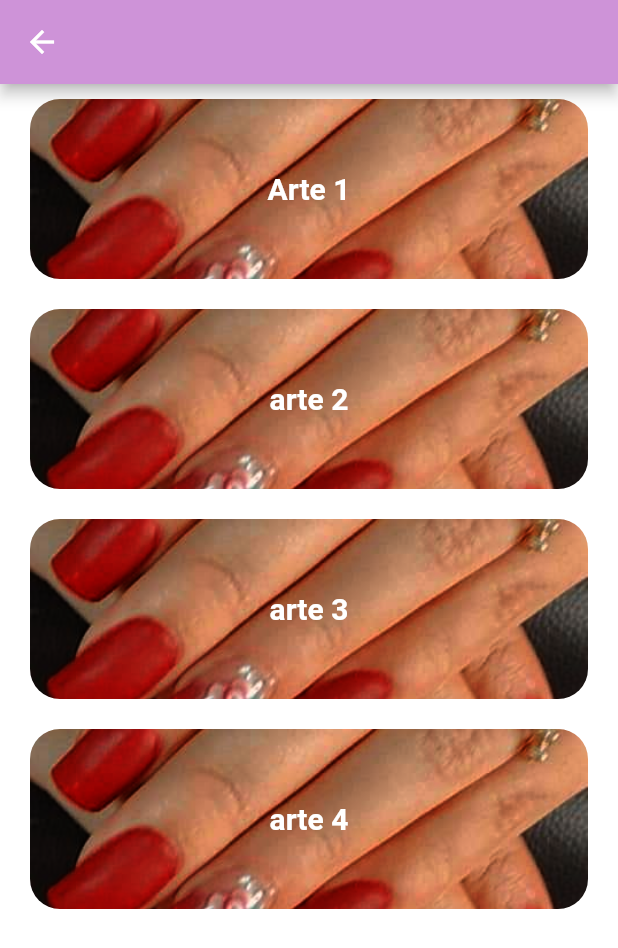
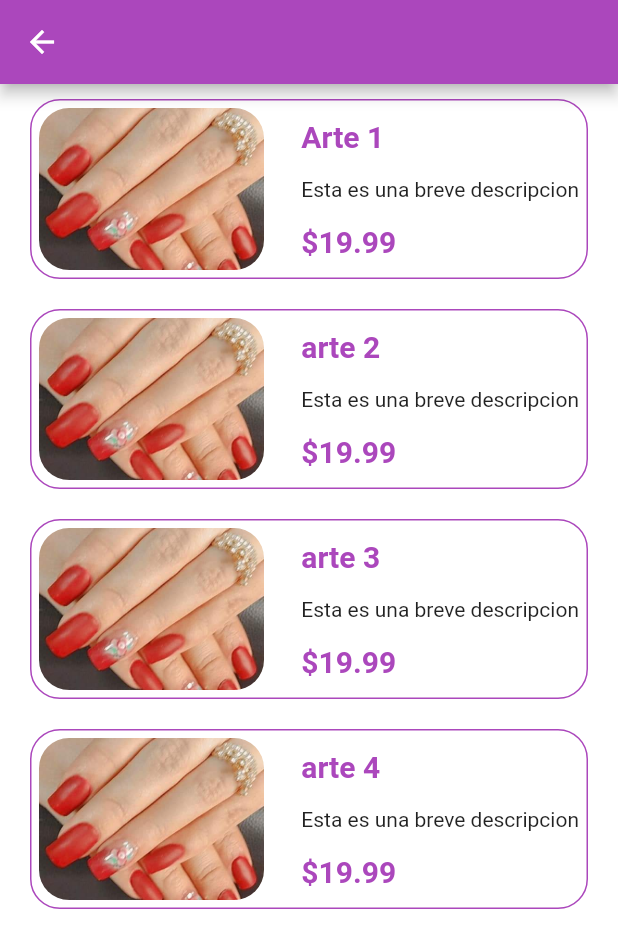
Before and after one commit to ronix1020/marsey_nails, a Flutter app: the CategoriaPage screen opened directly with empty values, on a phone screen of 412 x 824 dp. Shown: the top 948 px of the screen. Run offline on Flutter 3.47's test engine with Material 2 defaults, Android fonts, the phone set to English and light mode, and no system bars.

Commit message:
Widget de productos nuevo

```diff
--- a/lib/main.dart
+++ b/lib/main.dart
@@ -25,7 +25,7 @@ class MyApp extends StatelessWidget {
         var routes = <String, WidgetBuilder>{
           "categoria" : ( _ ) => CategoriaPage(settings.arguments),
           "inicio"    : ( _ ) => InicioPage(),
-          "/"         : ( _ ) => TutoPage(),
+          "/"         : ( _ ) => TutoPage()
         };
         WidgetBuilder builder = routes[settings.name];
         return MaterialPageRoute(builder: ( _ ) => builder( _ ));
--- a/lib/pages/categoria_page.dart
+++ b/lib/pages/categoria_page.dart
@@ -1,6 +1,7 @@
 import 'package:flutter/material.dart';
 import 'package:flutter/rendering.dart';
 import 'package:marsey_nails/widgets/card_generator_widget.dart';
+import 'package:marsey_nails/widgets/card_generator_widget_products.dart';
 
 class CategoriaPage extends StatelessWidget {
   final String categoria;
@@ -21,7 +22,7 @@ class CategoriaPage extends StatelessWidget {
   Widget build(BuildContext context) {
     return Scaffold(
       appBar: AppBar(
-        backgroundColor: Colors.purple[200],
+        backgroundColor: Colors.purple[400],
         title: Text(categoria),
       ),
       body: Stack(
@@ -30,11 +31,13 @@ class CategoriaPage extends StatelessWidget {
           // Construimos la lista de los servicios
           ListView.builder(
             itemBuilder: (context, index) {
-              return WidgetCard(
+              return WidgetProducts(
                 //enviamos la lista al widget card que generamos
                 imagen: listaServicios[index]['image'],
-                texto: listaServicios[index]['nombreServicio'],
-                colorText: Colors.white,
+                titulo: listaServicios[index]['nombreServicio'],
+                descripcion: 'Esta es una breve descripcion',
+                precio: 19.99,
+                colorTitulo: Colors.purple[400]
               );
             },
             itemCount: listaServicios.length,
--- /dev/null
+++ b/lib/widgets/card_generator_widget_products.dart
@@ -0,0 +1,69 @@
+import 'package:flutter/material.dart';
+
+class WidgetProducts extends StatelessWidget {
+  const WidgetProducts({
+    @required this.titulo,
+    @required this.imagen,
+    @required this.precio,
+    this.descripcion,
+    this.colorDescripcion,
+    this.colorTitulo,
+  });
+
+  final String titulo, descripcion, imagen;
+  final double precio;
+  final Color colorTitulo, colorDescripcion;
+
+  @override
+  Widget build(BuildContext context) {
+    return Container(
+      padding: EdgeInsets.all(5.0),
+      height: 120.0,
+      margin: EdgeInsets.symmetric(horizontal: 20.0, vertical: 10.0),
+      decoration: BoxDecoration(
+        border: Border.all(color: Colors.purple[400]),
+        borderRadius: BorderRadius.circular(20.0),
+      ),
+      child: Row(
+        mainAxisAlignment: MainAxisAlignment.spaceBetween,
+        children: <Widget>[
+          Container(
+            height: double.maxFinite,
+            width: 150.0,
+            decoration: BoxDecoration(
+              borderRadius: BorderRadius.circular(20.0),
+              image: DecorationImage(
+                image: AssetImage("assets/images/$imagen.jpeg"),
+                fit: BoxFit.cover,
+              ),
+            ),
+          ),
+          Container(
+            child: Column(
+              mainAxisAlignment: MainAxisAlignment.spaceAround,
+              crossAxisAlignment: CrossAxisAlignment.start,
+              children: [
+                Text(
+                  titulo,
+                  style: TextStyle(
+                      color: colorTitulo,
+                      fontSize: 20.0,
+                      fontWeight: FontWeight.bold),
+                ),
+                Text(descripcion),
+                Text(
+                  '\$'+precio.toString(),
+                  style: TextStyle(
+                    color: Colors.purple[400],
+                    fontSize: 20.0,
+                    fontWeight: FontWeight.bold,
+                  ),
+                ),
+              ],
+            ),
+          ),
+        ],
+      ),
+    );
+  }
+}
```
